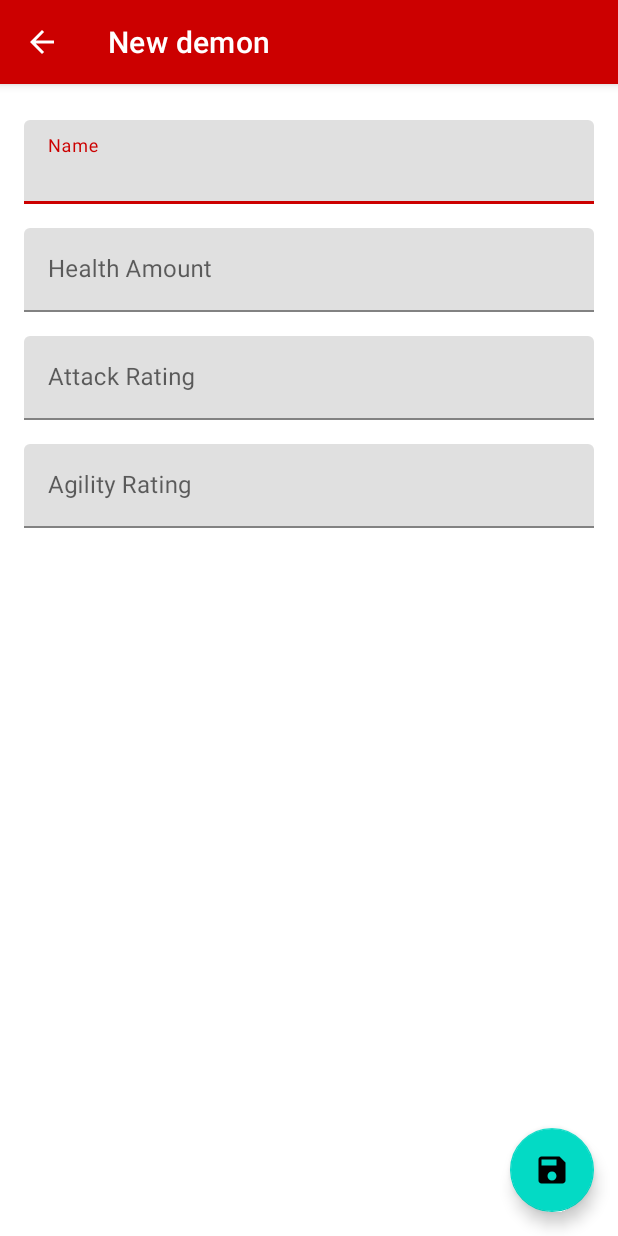
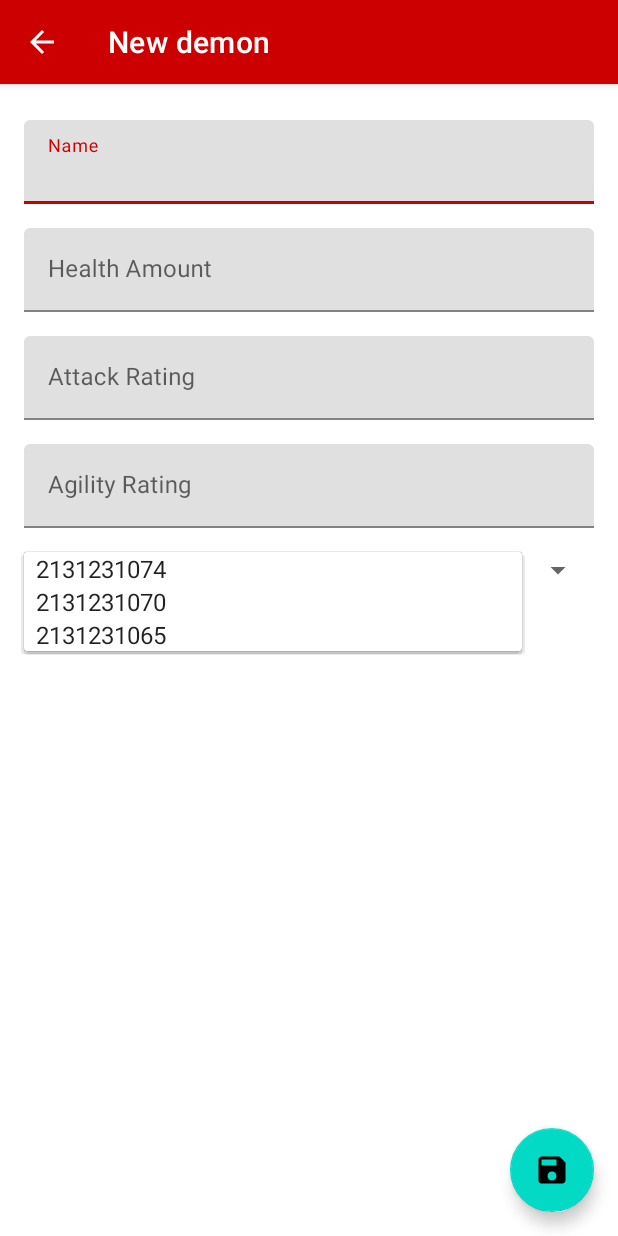
Before and after one commit to NikoAccampora/QI_MOD4_AndroidWorkspace, an Android app: the NewDemonActivity screen opened directly, with no data from a screen before it, after a tap on an icon or button, on a phone screen of 412 x 824 dp. Run offline under Robolectric (Android 15) with nearby library versions, the phone set to English and light mode, and no system bars; libraries missing offline, so code that uses them is left out: com.j256.ormlite; 4 statements that could not run were skipped.

```diff
--- a/FinalProject/app/src/main/java/com/nikoaccampora/finalproject/Adapter/AdapterDemon.kt
+++ b/FinalProject/app/src/main/java/com/nikoaccampora/finalproject/Adapter/AdapterDemon.kt
@@ -1,6 +1,7 @@
 package com.nikoaccampora.finalproject.Adapter
 
 import android.content.Context
+import android.util.Log
 import android.view.LayoutInflater
 import android.view.View
 import android.view.ViewGroup
@@ -19,6 +20,7 @@ class AdapterDemon(private val context: Context, private  val demons: MutableLis
 
     override fun onBindViewHolder(holder: DemonViewHolder, position: Int) {
         holder.foto.setImageResource(demons[position].foto)
+        Log.d("appdebug","Nome: ${demons[position]}")
         holder.nome.text = demons[position].nome
         holder.health.text = demons[position].health
         holder.attack.text = demons[position].attack
--- a/FinalProject/app/src/main/java/com/nikoaccampora/finalproject/NewDemonActivity.kt
+++ b/FinalProject/app/src/main/java/com/nikoaccampora/finalproject/NewDemonActivity.kt
@@ -2,7 +2,10 @@ package com.nikoaccampora.finalproject
 
 import androidx.appcompat.app.AppCompatActivity
 import android.os.Bundle
+import android.util.Log
 import android.view.MenuItem
+import android.view.View
+import android.widget.*
 import com.nikoaccampora.finalproject.databinding.ActivityNewDemonBinding
 import com.nikoaccampora.finalproject.model.Demon
 import com.nikoaccampora.finalproject.repository.DemonRepository
@@ -15,6 +18,16 @@ class NewDemonActivity : AppCompatActivity() {
         binding = ActivityNewDemonBinding.inflate(layoutInflater)
         setContentView(binding.root)
 
+        //////////DADOS DO SPINNER
+        val demonPictures = arrayOf(R.drawable.trooa1,
+            R.drawable.sarga1,
+            R.drawable.heada1
+        )
+
+        val arrayAdapter = ArrayAdapter(this,android.R.layout.simple_spinner_item,demonPictures)
+
+        /////////////////////////
+
         binding.fabSave.setOnClickListener {
             val repository = DemonRepository(applicationContext)
             val demonName = binding.edtName.text.toString()
@@ -23,11 +36,28 @@ class NewDemonActivity : AppCompatActivity() {
             val demonAgility = binding.edtAgility.text.toString()
 
             val demon = Demon(
+                foto= R.drawable.skula1,
                 nome = demonName,
                 health = demonHealth,
                 attack = demonAttack,
                 agility = demonAgility
             )
+
+////////////////////////BINDING SPINNER
+            binding.spinner.adapter = arrayAdapter
+            binding.spinner.onItemSelectedListener = object :
+
+                AdapterView.OnItemSelectedListener {
+                override fun onItemSelected(p0: AdapterView<*>?, p1: View?, p2: Int, p3: Long) {
+                    demon_item = demonPictures[p2]
+                }
+
+                override fun onNothingSelected(p0: AdapterView<*>?) {
+                    TODO("Not yet implemented")
+                }
+
+            }
+///////////////////////////////////////////
 
             if(repository.insert(demon) != 0){
                 Snackbar.make(it,R.string.label_msg_confirm,Snackbar.LENGTH_SHORT).show()
@@ -43,4 +73,5 @@ class NewDemonActivity : AppCompatActivity() {
             finish()
         return super.onOptionsItemSelected(item)
     }
+
 }
--- a/FinalProject/app/src/main/java/com/nikoaccampora/finalproject/model/Demon.kt
+++ b/FinalProject/app/src/main/java/com/nikoaccampora/finalproject/model/Demon.kt
@@ -6,6 +6,8 @@ import com.j256.ormlite.table.DatabaseTable
 data class Demon(
 
     @DatabaseField(generatedId = true)
+    val id: Int=0,
+    @DatabaseField
     val foto: Int=0,
     @DatabaseField
     val nome: String="",
--- a/FinalProject/app/src/main/java/com/nikoaccampora/finalproject/repository/DemonRepository.kt
+++ b/FinalProject/app/src/main/java/com/nikoaccampora/finalproject/repository/DemonRepository.kt
@@ -12,7 +12,6 @@ class DemonRepository(context: Context) {
 
     fun insert(demon:Demon):Int{
         val result = dao.create(demon)
-        Log.d("appdebug",result.toString())
         dao.connectionSource.close()
         return result
     }
--- a/FinalProject/app/src/main/res/layout/activity_new_demon.xml
+++ b/FinalProject/app/src/main/res/layout/activity_new_demon.xml
@@ -78,6 +78,18 @@
             android:hint="@string/label_agility" />
     </com.google.android.material.textfield.TextInputLayout>
 
+    <Spinner
+        android:id="@+id/spinner"
+        android:layout_width="match_parent"
+        android:layout_height="wrap_content"
+        android:layout_marginStart="16dp"
+        android:layout_marginTop="16dp"
+        android:layout_marginEnd="16dp"
+        app:layout_constraintEnd_toEndOf="parent"
+        app:layout_constraintStart_toStartOf="parent"
+        app:layout_constraintTop_toBottomOf="@+id/add_inputlayout_agility"
+        />
+
     <com.google.android.material.floatingactionbutton.FloatingActionButton
         android:id="@+id/fabSave"
         android:layout_width="wrap_content"
@@ -89,4 +101,5 @@
         app:layout_constraintEnd_toEndOf="parent"
         app:srcCompat="@drawable/ic_save" />
 
+
 </androidx.constraintlayout.widget.ConstraintLayout>
```
Also changed, not shown: FinalProject/app/src/main/java/com/nikoaccampora/finalproject/MainActivity.kt (+1 -112 lines).
